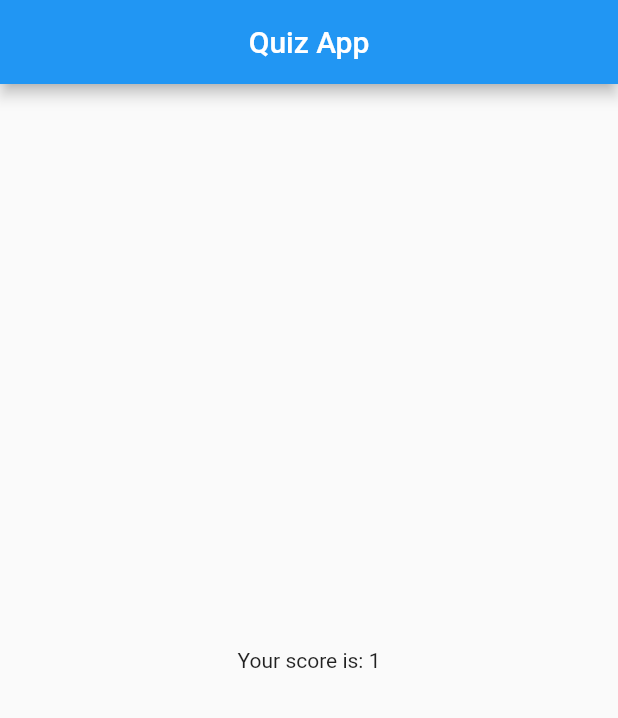
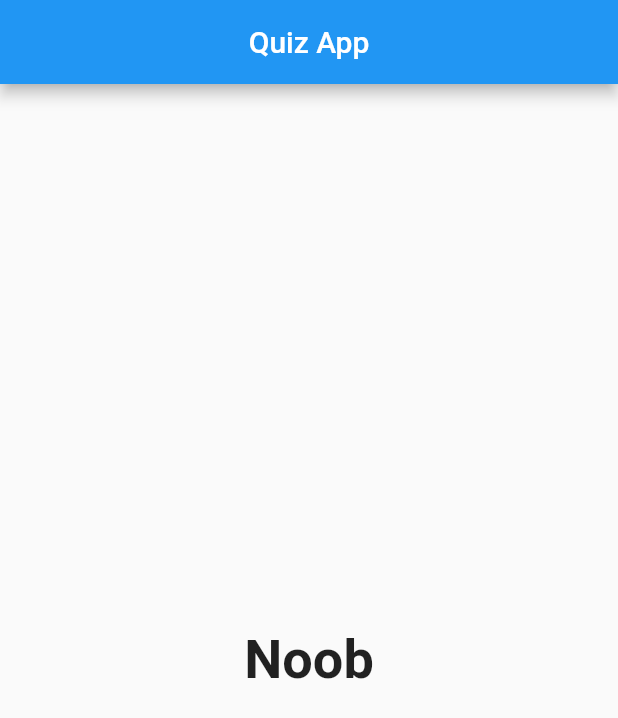
Before and after one commit to Mohammed-Benotmane/Quizz-App, a Flutter app: the screen it shows after launch, after a tap on "Yellow", after a tap on "Dinars", after a tap on "Cristiano Ronaldo", on a phone screen of 412 x 824 dp. Shown: the top 718 px of the screen. Run offline on Flutter 3.47's test engine with Material 2 defaults, Android fonts, the phone set to English and light mode, and no system bars.

Commit message:
add getter in result

```diff
--- a/lib/result.dart
+++ b/lib/result.dart
@@ -2,12 +2,28 @@ import 'package:flutter/cupertino.dart';
 
 class Result extends StatelessWidget {
   final int resultScore;
+
   Result(this.resultScore);
+
+  String get resultPhrase {
+    var resultText = 'You did it!';
+    if (resultScore <= 5) {
+      resultText = "Noob";
+    } else if (resultScore <= 9) {
+      resultText = 'You\'re good';
+    } else {
+      resultText = 'Excellent';
+    }
+    return resultText;
+  }
 
   @override
   Widget build(BuildContext context) {
     return Center(
-      child: Text("Your score is: $resultScore"),
+      child: Text(
+        resultPhrase,
+        style: TextStyle(fontSize: 36, fontWeight: FontWeight.bold),
+      ),
     );
   }
 }
```
